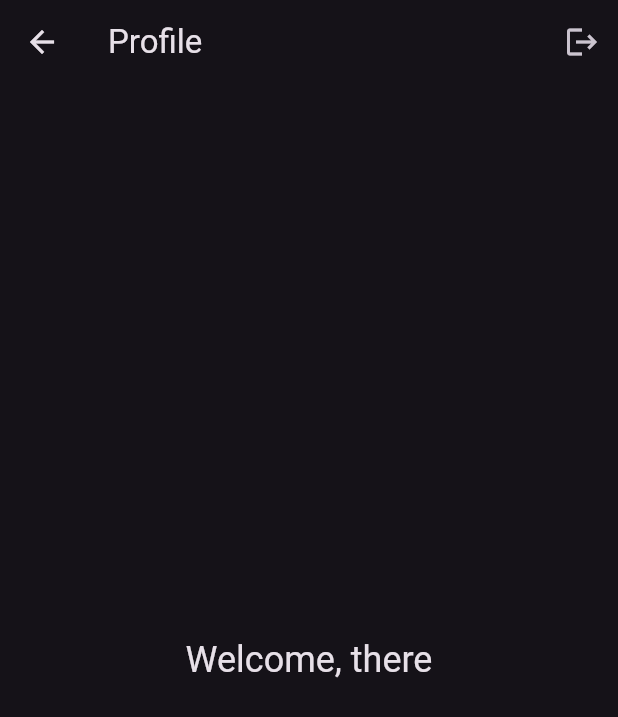
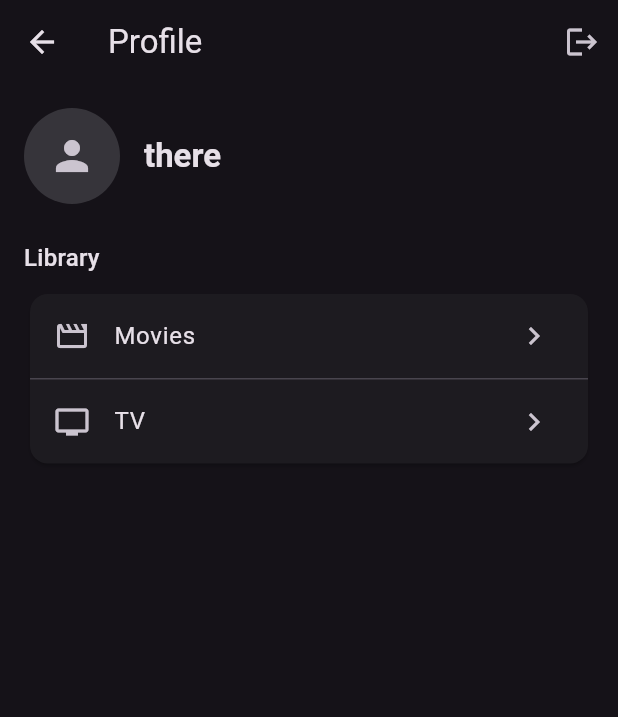
Before and after one commit to peerapat-thongtae/moviziusapp, a Flutter app: the ProfilePage screen opened directly, on a phone screen of 412 x 824 dp. Shown: the top 717 px of the screen. Run offline on Flutter 3.47's test engine with Material 3 defaults, Android fonts, the phone set to English and light mode, and no system bars; our stand-ins replace dio, firebase_core, firebase_messaging, flutter_dotenv, flutter_riverpod, go_router and 2 more; missing offline and left inert: auth0_flutter; accounts and stored records are empty; network calls fail.

Commit message:
feat: update

```diff
--- a/lib/core/router/route_paths.dart
+++ b/lib/core/router/route_paths.dart
@@ -10,6 +10,8 @@ class RoutePaths {
   static const seriesDetail = '/series/:id';
   static const continueWatching = '/continue-watching';
   static const calendar = '/calendar';
+  static const movieLibrary = '/profile/movies';
+  static const tvLibrary = '/profile/tv';
 
   static const personDetail = '/person/:id';
 
--- a/lib/features/explore/providers/explore_videos_provider.dart
+++ b/lib/features/explore/providers/explore_videos_provider.dart
@@ -1,12 +1,16 @@
 import 'package:flutter_riverpod/flutter_riverpod.dart';
 
 import '../../movies/services/movie_service.dart';
+import '../../series/services/series_service.dart';
 import '../models/explore_media_type.dart';
 import '../models/explore_videos_page.dart';
 import '../repositories/explore_repository.dart';
 
 final exploreRepositoryProvider = Provider<ExploreRepository>(
-  (ref) => ExploreRepository(ref.watch(movieServiceProvider)),
+  (ref) => ExploreRepository(
+    ref.watch(movieServiceProvider),
+    ref.watch(seriesServiceProvider),
+  ),
 );
 
 final exploreVideosProvider =
--- a/lib/features/home/pages/continue_watching_page.dart
+++ b/lib/features/home/pages/continue_watching_page.dart
@@ -63,6 +63,7 @@ class _ContinueWatchingPageState extends ConsumerState<ContinueWatchingPage> {
               text: 'Nothing in progress yet.',
             );
           }
+          final bottomInset = MediaQuery.paddingOf(context).bottom;
           return Stack(
             children: [
               GridView.builder(
@@ -71,7 +72,7 @@ class _ContinueWatchingPageState extends ConsumerState<ContinueWatchingPage> {
                   16,
                   16,
                   16,
-                  list.isLoadingMore ? 24 + 56 : 24,
+                  (list.isLoadingMore ? 24 + 56 : 24) + bottomInset,
                 ),
                 gridDelegate: const SliverGridDelegateWithFixedCrossAxisCount(
                   crossAxisCount: 2,
--- a/lib/features/person/pages/person_page.dart
+++ b/lib/features/person/pages/person_page.dart
@@ -191,6 +191,10 @@ class _PersonBody extends StatelessWidget {
               ),
             ),
           ),
+        // Clear the Android system navigation bar (pushed page, no bottom nav).
+        SliverToBoxAdapter(
+          child: SizedBox(height: MediaQuery.paddingOf(context).bottom),
+        ),
       ],
     );
   }
--- a/lib/features/profile/pages/profile_page.dart
+++ b/lib/features/profile/pages/profile_page.dart
@@ -1,8 +1,10 @@
 import 'package:flutter/material.dart';
 import 'package:flutter_riverpod/flutter_riverpod.dart';
+import 'package:go_router/go_router.dart';
 
 import '../../../core/auth/auth_notifier.dart';
 import '../../../core/auth/auth_state.dart';
+import '../../../core/router/route_paths.dart';
 
 class ProfilePage extends ConsumerWidget {
   const ProfilePage({super.key});
@@ -10,9 +12,10 @@ class ProfilePage extends ConsumerWidget {
   @override
   Widget build(BuildContext context, WidgetRef ref) {
     final authState = ref.watch(authNotifierProvider);
-    final displayName = authState is AuthAuthenticated
-        ? authState.user.name ?? authState.user.email ?? 'there'
-        : 'there';
+    final user = authState is AuthAuthenticated ? authState.user : null;
+    final displayName = user?.name ?? user?.email ?? 'there';
+    final email = user?.email;
+    final pictureUrl = user?.pictureUrl?.toString();
 
     return Scaffold(
       appBar: AppBar(
@@ -25,12 +28,105 @@ class ProfilePage extends ConsumerWidget {
           ),
         ],
       ),
-      body: Center(
-        child: Text(
-          'Welcome, $displayName',
-          style: Theme.of(context).textTheme.headlineSmall,
+      body: RefreshIndicator(
+        onRefresh: () async => ref.invalidate(authNotifierProvider),
+        child: ListView(
+          padding: const EdgeInsets.all(16),
+          children: [
+            TweenAnimationBuilder<double>(
+              tween: Tween(begin: 0, end: 1),
+              duration: const Duration(milliseconds: 350),
+              curve: Curves.easeOut,
+              builder: (context, value, child) => Opacity(
+                opacity: value,
+                child: Transform.translate(
+                  offset: Offset(0, (1 - value) * 16),
+                  child: child,
+                ),
+              ),
+              child: _ProfileHeader(
+                name: displayName,
+                email: email,
+                pictureUrl: pictureUrl,
+              ),
+            ),
+            const SizedBox(height: 24),
+            Text('Library', style: Theme.of(context).textTheme.titleMedium),
+            const SizedBox(height: 8),
+            Card(
+              clipBehavior: Clip.antiAlias,
+              child: Column(
+                children: [
+                  ListTile(
+                    leading: const Icon(Icons.movie_outlined),
+                    title: const Text('Movies'),
+                    trailing: const Icon(Icons.chevron_right),
+                    onTap: () => context.push(RoutePaths.movieLibrary),
+                  ),
+                  const Divider(height: 1),
+                  ListTile(
+                    leading: const Icon(Icons.tv_outlined),
+                    title: const Text('TV'),
+                    trailing: const Icon(Icons.chevron_right),
+                    onTap: () => context.push(RoutePaths.tvLibrary),
+                  ),
+                ],
+              ),
+            ),
+          ],
         ),
       ),
     );
   }
 }
+
+class _ProfileHeader extends StatelessWidget {
+  const _ProfileHeader({required this.name, this.email, this.pictureUrl});
+
+  final String name;
+  final String? email;
+  final String? pictureUrl;
+
+  @override
+  Widget build(BuildContext context) {
+    final textTheme = Theme.of(context).textTheme;
+    final colorScheme = Theme.of(context).colorScheme;
+
+    return Row(
+      children: [
+        CircleAvatar(
+          radius: 32,
+          backgroundColor: colorScheme.surfaceContainerHighest,
+          backgroundImage:
+              pictureUrl != null ? NetworkImage(pictureUrl!) : null,
+          child: pictureUrl == null
+              ? Icon(Icons.person, size: 32, color: colorScheme.onSurfaceVariant)
+              : null,
+        ),
+        const SizedBox(width: 16),
+        Expanded(
+          child: Column(
+            crossAxisAlignment: CrossAxisAlignment.start,
+            children: [
+              Text(
+                name,
+                style: textTheme.titleLarge?.copyWith(
+                  fontWeight: FontWeight.w600,
+                ),
+              ),
+              if (email != null) ...[
+                const SizedBox(height: 4),
+                Text(
+                  email!,
+                  style: textTheme.bodyMedium?.copyWith(
+                    color: colorScheme.onSurfaceVariant,
+                  ),
+                ),
+              ],
+            ],
+          ),
+        ),
+      ],
+    );
+  }
+}
--- a/pubspec.yaml
+++ b/pubspec.yaml
@@ -40,8 +40,8 @@ dependencies:
   flutter_dotenv: ^6.0.1
   youtube_player_iframe: ^6.0.2
   dio: ^5.9.2
-  firebase_core: ^3.13.1
-  firebase_messaging: ^15.2.5
+  firebase_core: ^4.11.0
+  firebase_messaging: ^16.4.1
   uuid: ^4.5.3
   shared_preferences: ^2.5.5
 
```
Also changed, not shown: lib/core/router/app_router.dart (+10 -0 lines), lib/core/widgets/media_detail_view.dart (+8 -0 lines), lib/features/explore/repositories/explore_repository.dart (+66 -143 lines), lib/features/profile/pages/movie_library_page.dart (added, +77 -0 lines), lib/features/profile/pages/tv_library_page.dart (added, +77 -0 lines), lib/features/profile/providers/library_provider.dart (added, +142 -0 lines), lib/features/search/pages/calendar_page.dart (+16 -4 lines), lib/features/search/widgets/search_results_grid.dart (+12 -4 lines), lib/features/series/services/series_service.dart (+12 -0 lines), pubspec.lock.
